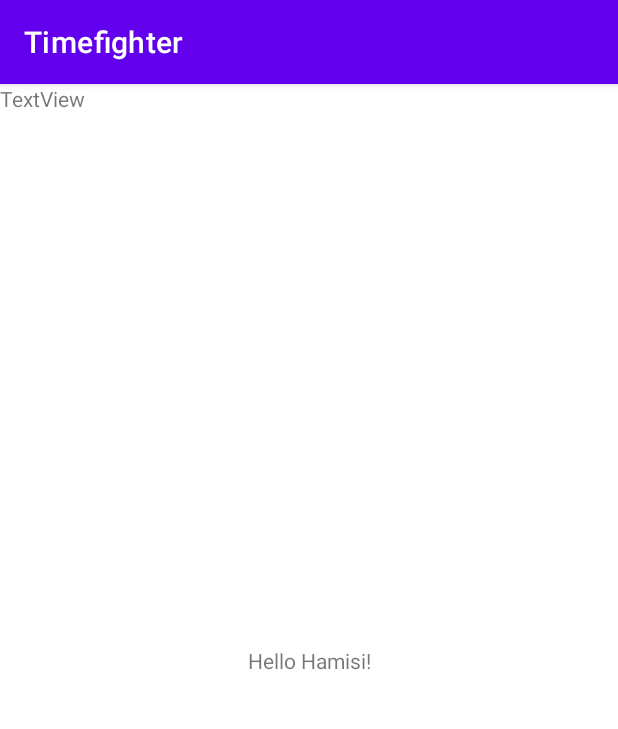
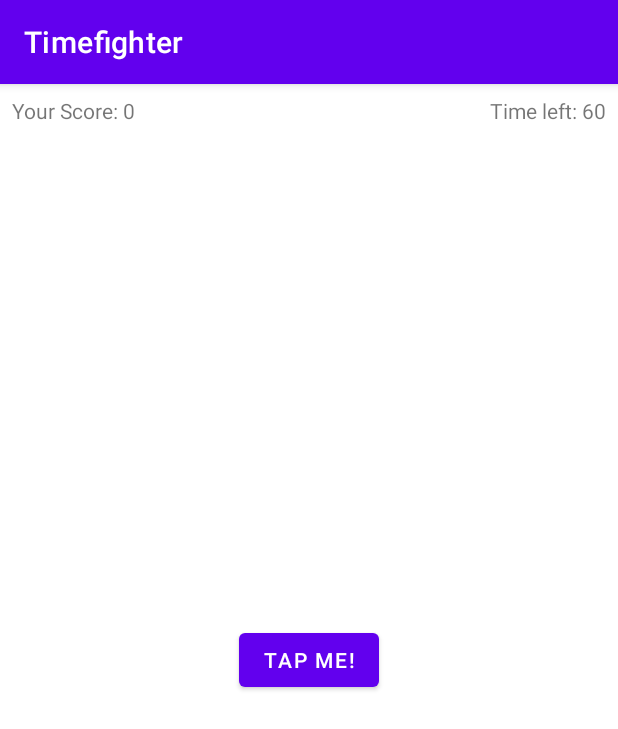
Before and after one commit to BrivaHamisi/Android-Apprentice, an Android app: the screen it shows after launch (MainActivity), on a phone screen of 412 x 824 dp. Shown: the top 729 px of the screen. Run offline under Robolectric (Android 15) with nearby library versions, the phone set to English and light mode, and no system bars.

```diff
--- a/app/src/main/java/com/autouserinc/timefighter/MainActivity.kt
+++ b/app/src/main/java/com/autouserinc/timefighter/MainActivity.kt
@@ -1,11 +1,79 @@
 package com.autouserinc.timefighter
 
+import android.os.Bundle
+import android.os.CountDownTimer
+import android.widget.Button
+import android.widget.TextView
+import android.widget.Toast
 import androidx.appcompat.app.AppCompatActivity
-import android.os.Bundle
+
+private var score = 0
+private var gameStarted = false
+private lateinit var countDownTimer: CountDownTimer
+private val  initialCountDown: Long = 60000
+private val countDownInterval:Long = 10000
+private var timeLeft = 60
 
 class MainActivity : AppCompatActivity() {
+    private lateinit var gameScoreTextView: TextView
+    private lateinit var  timeLeftTextView: TextView
+    private lateinit var tapMeButton: Button
+
     override fun onCreate(savedInstanceState: Bundle?) {
         super.onCreate(savedInstanceState)
         setContentView(R.layout.activity_main)
+
+        gameScoreTextView = findViewById(R.id.game_score_text_view)
+        timeLeftTextView = findViewById(R.id.time_left_text_view)
+        tapMeButton = findViewById(R.id.tap_me_button)
+
+        tapMeButton.setOnClickListener{ incrementScore() }
+
+        //connect views to Logic
+        resetGame()
+    }
+    private fun incrementScore(){
+        //Increment the score logic
+        if (!gameStarted){
+            startGame()
+        }
+
+        score++
+        val newScore = getString(R.string.your_score, score)
+        gameScoreTextView.text = newScore
+    }
+    private fun resetGame(){
+        //reset game logic
+        score = 0
+
+        val initialScore = getString(R.string.your_score, score)
+        gameScoreTextView.text = initialScore
+
+        val initialTimeLeft = getString(R.string.time_left, 60)
+        timeLeftTextView.text = initialTimeLeft
+
+        countDownTimer = object : CountDownTimer(initialCountDown, countDownInterval){
+            override fun onTick(millisUntilFinished: Long) {
+                timeLeft = millisUntilFinished.toInt()/1000
+                val timeLeftString = getString(R.string.time_left, timeLeft)
+                timeLeftTextView.text= timeLeftString
+
+            }
+
+            override fun onFinish() {
+                endGame()
+            }
+        }
+        gameStarted = false
+    }
+    private fun startGame(){
+        //start game logic
+        countDownTimer.start()
+        gameStarted = true
+    }
+    private fun endGame(){
+        //end game logic
+        Toast.makeText(this, getString(R.string.game_over_message, score), Toast.LENGTH_LONG).show()
+        resetGame()
     }
 }
--- a/app/src/main/res/layout/activity_main.xml
+++ b/app/src/main/res/layout/activity_main.xml
@@ -7,20 +7,33 @@
     tools:context=".MainActivity">
 
     <TextView
+        android:id="@+id/game_score_text_view"
         android:layout_width="wrap_content"
         android:layout_height="wrap_content"
-        android:text="Hello Hamisi!"
+        android:layout_marginStart="8dp"
+        android:layout_marginTop="8dp"
+        android:text="@string/your_score"
+        app:layout_constraintStart_toStartOf="parent"
+        app:layout_constraintTop_toTopOf="parent" />
+
+    <TextView
+        android:id="@+id/time_left_text_view"
+        android:layout_width="wrap_content"
+        android:layout_height="wrap_content"
+        android:layout_marginTop="8dp"
+        android:layout_marginEnd="8dp"
+        android:text="@string/time_left"
+        app:layout_constraintEnd_toEndOf="parent"
+        app:layout_constraintTop_toTopOf="parent" />
+
+    <Button
+        android:id="@+id/tap_me_button"
+        android:layout_width="wrap_content"
+        android:layout_height="wrap_content"
+        android:text="@string/tap_me"
         app:layout_constraintBottom_toBottomOf="parent"
         app:layout_constraintEnd_toEndOf="parent"
         app:layout_constraintStart_toStartOf="parent"
         app:layout_constraintTop_toTopOf="parent" />
 
-    <TextView
-        android:id="@+id/textView"
-        android:layout_width="wrap_content"
-        android:layout_height="wrap_content"
-        android:text="TextView"
-        tools:layout_editor_absoluteX="152dp"
-        tools:layout_editor_absoluteY="444dp" />
-
 </androidx.constraintlayout.widget.ConstraintLayout>
--- a/app/src/main/res/values/strings.xml
+++ b/app/src/main/res/values/strings.xml
@@ -1,3 +1,7 @@
 <resources>
     <string name="app_name">Timefighter</string>
+    <string name="your_score">Your Score: %1$d</string>
+    <string name="time_left">Time left: %1$d</string>
+    <string name="tap_me">Tap Me!</string>
+    <string name="game_over_message">Time\'s up! Your score was: %1$d </string>
 </resources>
```
